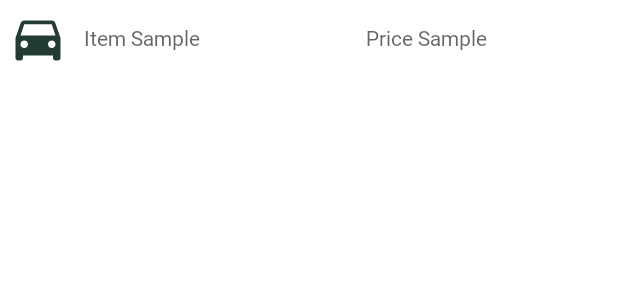
After one commit to stareio/ExpenseTracker, an Android app: the layout activity_home_record_template.xml on its own in the app's theme, with its tools: preview values and no code run, on a phone screen of 412 x 824 dp. The commit adds this screen. Shown: the top 300 px of the screen. Run offline under Robolectric (Android 15) with nearby library versions, the phone set to English and light mode, and no system bars.

Commit message:
Update(04/12/2022)

```diff
--- a/app/src/main/res/layout/activity_check_record.xml
+++ b/app/src/main/res/layout/activity_check_record.xml
@@ -13,7 +13,7 @@
         android:orientation="vertical">
 
         <Button
-            android:id="@+id/datePicker_btn2"
+            android:id="@+id/datePicker_btn"
             style="android:spinnerStyle"
             android:layout_width="match_parent"
             android:layout_height="61dp"
--- /dev/null
+++ b/app/src/main/res/layout/activity_home_record_template.xml
@@ -0,0 +1,43 @@
+<?xml version="1.0" encoding="utf-8"?>
+<LinearLayout xmlns:android="http://schemas.android.com/apk/res/android"
+    xmlns:app="http://schemas.android.com/apk/res-auto"
+    xmlns:tools="http://schemas.android.com/tools"
+    android:layout_width="match_parent"
+    android:layout_height="match_parent"
+    android:orientation="vertical" >
+
+    <LinearLayout
+        android:layout_width="match_parent"
+        android:layout_height="wrap_content"
+        android:orientation="horizontal">
+
+        <ImageView
+            android:id="@+id/icon_img"
+            android:layout_width="40dp"
+            android:layout_height="40dp"
+            android:layout_gravity="center"
+            android:layout_margin="5dp"
+            app:srcCompat="@drawable/ic_baseline_directions_car_24" />
+
+        <TextView
+            android:id="@+id/item_txt"
+            android:layout_width="100dp"
+            android:layout_height="wrap_content"
+            android:layout_gravity="center"
+            android:layout_margin="5dp"
+            android:layout_weight="1"
+            android:fontFamily="@font/sf_bold"
+            android:hint="Item Sample" />
+
+        <TextView
+            android:id="@+id/price_txt"
+            android:layout_width="85dp"
+            android:layout_height="wrap_content"
+            android:layout_gravity="center_vertical"
+            android:layout_margin="5dp"
+            android:layout_weight="1"
+            android:fontFamily="@font/sf_bold"
+            android:hint="Price Sample" />
+    </LinearLayout>
+
+</LinearLayout>
```
Also changed, not shown: app/src/main/java/com/reginio/expensetracker/HomeActivity.java (+21 -2 lines), app/src/main/res/layout/activity_home.xml (+13 -127 lines).
